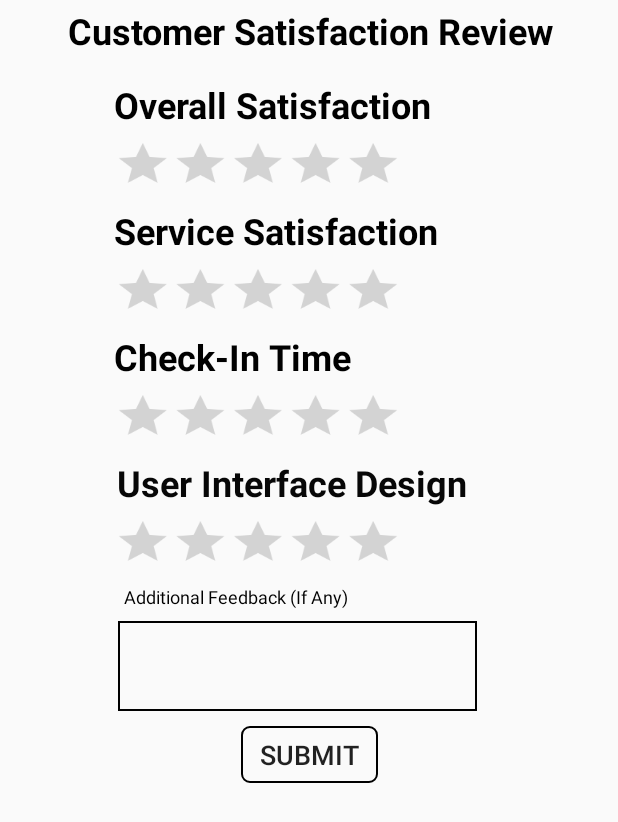
After one commit to yiyang1016/fyp, an Android app: the layout customer_review.xml on its own in the app's theme, with its tools: preview values and no code run, on a phone screen of 412 x 824 dp. The commit adds this screen. Shown: the top 822 px of the screen. Run offline under Robolectric (Android 15) with nearby library versions, the phone set to English and light mode, and no system bars.

Commit message:
customer_review

```diff
--- a/app/build.gradle
+++ b/app/build.gradle
@@ -39,6 +39,7 @@ dependencies {
     testImplementation 'junit:junit:4.12'
     androidTestImplementation 'androidx.test.ext:junit:1.1.2'
     androidTestImplementation 'androidx.test.espresso:espresso-core:3.3.0'
+    //Picasso Load Image
     compile 'com.squareup.picasso:picasso:2.5.2'
 
     //Firebase
@@ -47,6 +48,7 @@ dependencies {
     implementation 'com.google.firebase:firebase-database-ktx'
     //Firebase Realtime Database
     implementation 'com.firebaseui:firebase-ui-database:2.3.0'
-
+    //Firebase Storage
+    implementation 'com.google.firebase:firebase-storage-ktx'
 
 }
--- /dev/null
+++ b/app/src/main/res/drawable/review_button.xml
@@ -0,0 +1,7 @@
+<?xml version="1.0" encoding="utf-8"?>
+<shape xmlns:android="http://schemas.android.com/apk/res/android"
+    android:shape="rectangle">
+
+    <corners android:radius="5dp" />
+    <stroke android:width="2px" android:color="#000000" />
+</shape>
--- /dev/null
+++ b/app/src/main/res/drawable/review_radius.xml
@@ -0,0 +1,6 @@
+<?xml version="1.0" encoding="utf-8"?>
+<shape xmlns:android="http://schemas.android.com/apk/res/android">
+
+    <solid android:color=" #FFFFFF"/>
+    <corners android:radius="10dp"/>
+</shape>
--- /dev/null
+++ b/app/src/main/res/drawable/review_textbox.xml
@@ -0,0 +1,5 @@
+<?xml version="1.0" encoding="utf-8"?>
+<shape xmlns:android="http://schemas.android.com/apk/res/android"
+    android:shape="rectangle">
+    <stroke android:width="2px" android:color="#000000" />
+</shape>
--- a/app/src/main/res/layout/activity_store__list.xml
+++ b/app/src/main/res/layout/activity_store__list.xml
@@ -13,11 +13,12 @@
         android:layout_width="196dp"
         android:layout_height="wrap_content"
         android:layout_alignParentEnd="true"
+        android:layout_marginTop="20dp"
         android:layout_marginEnd="37dp"
-        android:layout_marginTop="20dp"
         android:background="#FFFFFF"
         android:ems="10"
-        android:inputType="textPersonName" />
+        android:inputType="textPersonName|textCapCharacters"
+        android:textAllCaps="false" />
 
     <TextView
         android:id="@id/text1"
--- /dev/null
+++ b/app/src/main/res/layout/customer_review.xml
@@ -0,0 +1,169 @@
+<?xml version="1.0" encoding="utf-8"?>
+<androidx.constraintlayout.widget.ConstraintLayout xmlns:android="http://schemas.android.com/apk/res/android"
+    xmlns:app="http://schemas.android.com/apk/res-auto"
+    xmlns:tools="http://schemas.android.com/tools"
+    android:layout_width="wrap_content"
+    android:layout_height="wrap_content"
+    android:layout_marginLeft="20dp"
+    android:layout_marginRight="20dp">
+
+    <RatingBar
+        android:id="@+id/review1"
+        android:layout_width="wrap_content"
+        android:layout_height="43dp"
+        android:layout_marginEnd="100dp"
+        android:numStars="5"
+        android:progressTint="#FFEB3B"
+        android:scaleX="0.8"
+        android:scaleY="0.7"
+        android:scrollIndicators="left"
+        android:stepSize="1"
+        app:layout_constraintEnd_toEndOf="parent"
+        app:layout_constraintTop_toBottomOf="@+id/question1" />
+
+    <TextView
+        android:id="@+id/title"
+        android:layout_width="373dp"
+        android:layout_height="33dp"
+        android:layout_marginTop="4dp"
+        android:gravity="center"
+        android:text="Customer Satisfaction Review"
+        android:textColor="#000000"
+        android:textSize="24sp"
+        android:textStyle="bold"
+        app:layout_constraintTop_toTopOf="parent"
+        tools:layout_editor_absoluteX="-2dp" />
+
+    <TextView
+        android:id="@+id/question1"
+        android:layout_width="wrap_content"
+        android:layout_height="wrap_content"
+        android:layout_marginTop="16dp"
+        android:layout_marginEnd="104dp"
+        android:text="Overall Satisfaction"
+        android:textColor="#000000"
+        android:textSize="24sp"
+        android:textStyle="bold"
+        app:layout_constraintEnd_toEndOf="parent"
+        app:layout_constraintTop_toBottomOf="@+id/title" />
+
+    <TextView
+        android:id="@+id/question2"
+        android:layout_width="wrap_content"
+        android:layout_height="wrap_content"
+        android:layout_marginTop="8dp"
+        android:layout_marginEnd="99dp"
+        android:text="Service Satisfaction"
+        android:textColor="#000000"
+        android:textSize="24sp"
+        android:textStyle="bold"
+        app:layout_constraintEnd_toEndOf="parent"
+        app:layout_constraintTop_toBottomOf="@+id/review1" />
+
+    <RatingBar
+        android:id="@+id/ratingBar3"
+        android:layout_width="wrap_content"
+        android:layout_height="43dp"
+        android:layout_marginEnd="100dp"
+        android:numStars="5"
+        android:progressTint="#FFEB3B"
+        android:scaleX="0.8"
+        android:scaleY="0.7"
+        android:stepSize="1"
+        app:layout_constraintEnd_toEndOf="parent"
+        app:layout_constraintTop_toBottomOf="@+id/question2" />
+
+    <TextView
+        android:id="@+id/question3"
+        android:layout_width="wrap_content"
+        android:layout_height="wrap_content"
+        android:layout_marginTop="8dp"
+        android:layout_marginEnd="158dp"
+        android:text="Check-In Time"
+        android:textColor="#000000"
+        android:textSize="24sp"
+        android:textStyle="bold"
+        app:layout_constraintEnd_toEndOf="parent"
+        app:layout_constraintTop_toBottomOf="@+id/ratingBar3" />
+
+    <RatingBar
+        android:id="@+id/ratingBar4"
+        android:layout_width="wrap_content"
+        android:layout_height="43dp"
+        android:layout_marginEnd="100dp"
+        android:numStars="5"
+        android:progressTint="#FFEB3B"
+        android:scaleX="0.8"
+        android:scaleY="0.7"
+        android:stepSize="1"
+        app:layout_constraintEnd_toEndOf="parent"
+        app:layout_constraintTop_toBottomOf="@+id/question3" />
+
+    <TextView
+        android:id="@+id/question4"
+        android:layout_width="wrap_content"
+        android:layout_height="wrap_content"
+        android:layout_marginTop="8dp"
+        android:layout_marginEnd="80dp"
+        android:text="User Interface Design"
+        android:textColor="#070707"
+        android:textSize="24sp"
+        android:textStyle="bold"
+        app:layout_constraintEnd_toEndOf="parent"
+        app:layout_constraintTop_toBottomOf="@+id/ratingBar4" />
+
+    <RatingBar
+        android:id="@+id/ratingBar5"
+        android:layout_width="wrap_content"
+        android:layout_height="43dp"
+        android:layout_marginEnd="100dp"
+        android:numStars="5"
+        android:progressTint="#FFEB3B"
+        android:scaleX="0.8"
+        android:scaleY="0.7"
+        android:stepSize="1"
+        app:layout_constraintEnd_toEndOf="parent"
+        app:layout_constraintTop_toBottomOf="@+id/question4" />
+
+    <TextView
+        android:id="@+id/question5"
+        android:layout_width="wrap_content"
+        android:layout_height="wrap_content"
+        android:layout_marginTop="8dp"
+        android:layout_marginEnd="160dp"
+        android:text="Additional Feedback (If Any)"
+        android:textColor="#000000"
+        android:textSize="12sp"
+        app:layout_constraintEnd_toEndOf="parent"
+        app:layout_constraintTop_toBottomOf="@+id/ratingBar5" />
+
+    <EditText
+        android:id="@+id/editTextTextMultiLine"
+        android:layout_width="239dp"
+        android:layout_height="60dp"
+        android:layout_marginTop="8dp"
+        android:layout_marginEnd="74dp"
+        android:width="2dp"
+        android:ems="10"
+        android:gravity="start|top"
+        android:inputType="textMultiLine"
+        app:layout_constraintEnd_toEndOf="parent"
+        app:layout_constraintTop_toBottomOf="@+id/question5"
+        android:background="@drawable/review_textbox"/>
+
+    <Button
+        android:id="@+id/submitBtn"
+        android:layout_width="91dp"
+        android:layout_height="38dp"
+        android:layout_marginTop="10dp"
+        android:layout_marginBottom="14dp"
+        android:background="@drawable/review_button"
+        android:text="Submit"
+        android:textSize="18sp"
+        app:layout_constraintBottom_toBottomOf="parent"
+        app:layout_constraintEnd_toEndOf="parent"
+        app:layout_constraintStart_toStartOf="parent"
+        app:layout_constraintTop_toBottomOf="@+id/editTextTextMultiLine"
+        app:layout_constraintVertical_bias="0.0" />
+
+</androidx.constraintlayout.widget.ConstraintLayout>
--- a/app/src/main/res/values/styles.xml
+++ b/app/src/main/res/values/styles.xml
@@ -7,4 +7,8 @@
         <item name="colorAccent">@color/colorAccent</item>
     </style>
 
+    <style name="CustomAlertDialog" parent="Theme.AppCompat.Light.Dialog.Alert">
+        <item name="android:windowBackground">@drawable/review_radius</item>
+    </style>
+
 </resources>
```
Also changed, not shown: app/src/main/java/com/example/covid_19shoppingcentre/MainActivity.kt (+27 -1 lines), app/src/main/java/com/example/covid_19shoppingcentre/Store.kt (+4 -4 lines), app/src/main/java/com/example/covid_19shoppingcentre/Store_List.kt (+82 -14 lines), app/src/main/res/layout/activity_main.xml (+4 -10 lines), app/src/main/res/layout/customer_review_submission.xml (added, +44 -0 lines), app/src/main/res/layout/list_layout.xml (+6 -4 lines).
